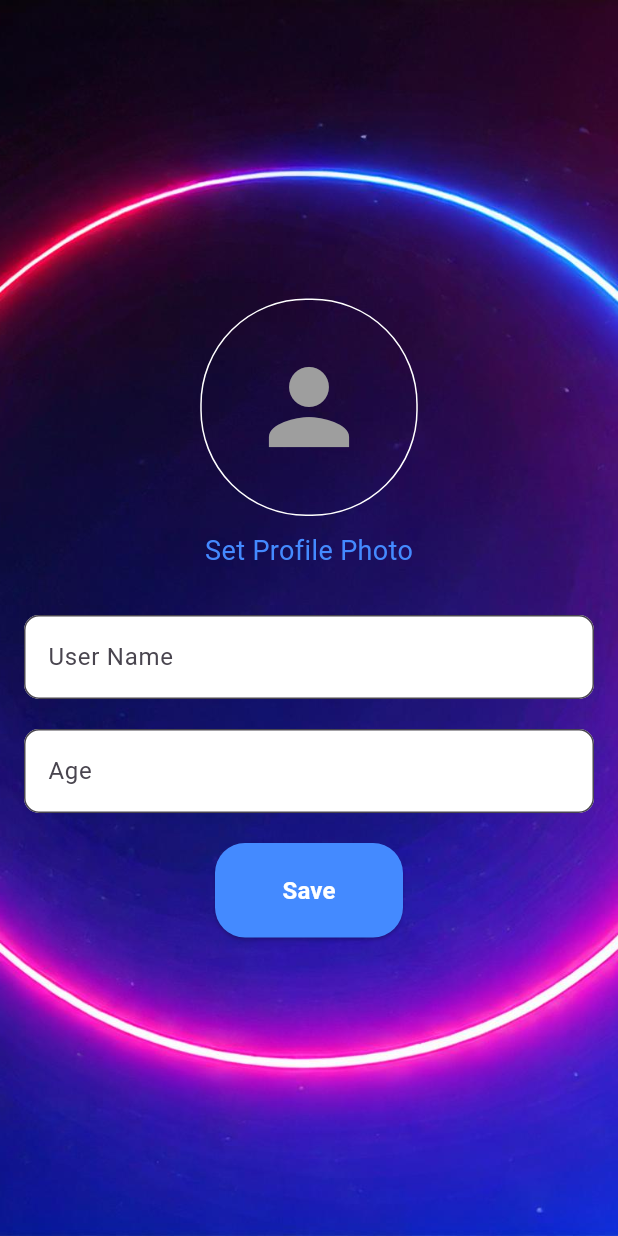
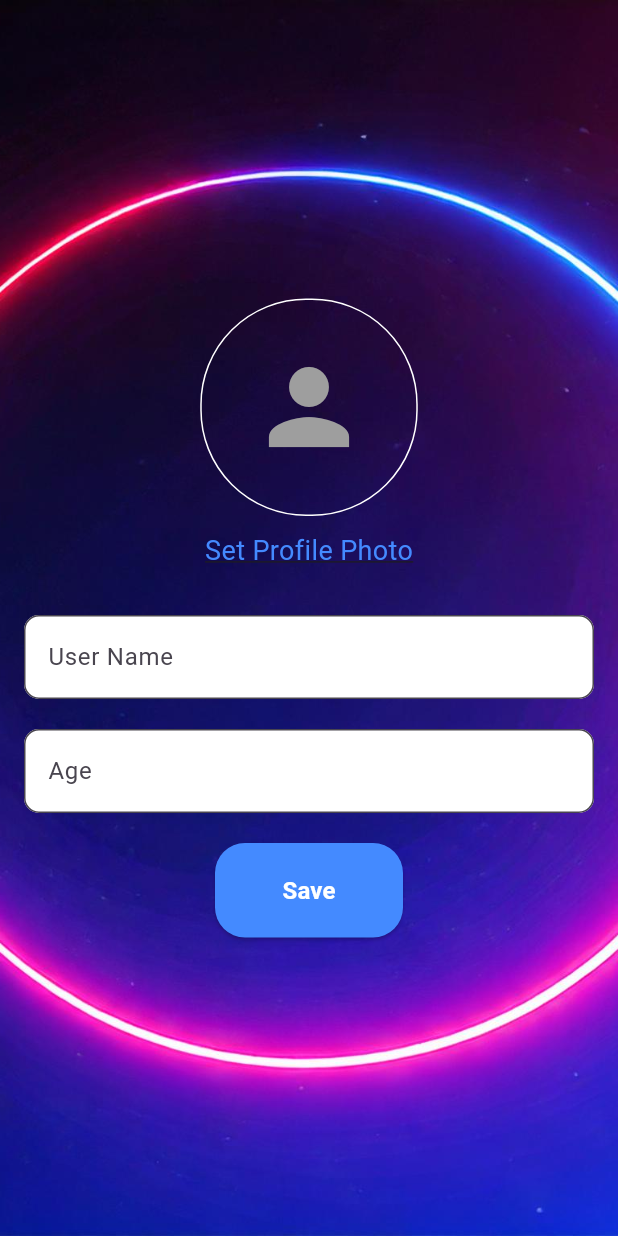
Before and after one commit to NsAshrafi/task-terk, a Flutter app: the ProfilePage screen opened directly, on a phone screen of 412 x 824 dp. Run offline on Flutter 3.47's test engine with Material 3 defaults, Android fonts, the light colour scheme and no system bars; our stand-ins replace shared_preferences, simple_animations; missing offline and left inert: widget_circular_animator; accounts and stored records are empty.

Commit message:
made set profile photo page and add navigater.push to give lnk to set profile page text on profile_page

```diff
--- a/lib/pages/profile_page.dart
+++ b/lib/pages/profile_page.dart
@@ -1,4 +1,5 @@
 import 'package:flutter/material.dart';
+import 'package:task_terk/pages/set_profilephoto.dart';
 
 class ProfilePage extends StatelessWidget {
   const ProfilePage({super.key});
@@ -34,10 +35,18 @@ class ProfilePage extends StatelessWidget {
               ),
               const SizedBox(height: 10),
 
-            const Text(
-              'Set Profile Photo',
-              style: TextStyle(fontSize: 18, color: Colors.blueAccent),
-            ),
+            GestureDetector(
+                onTap: () {
+                  Navigator.push(
+                    context,
+                    MaterialPageRoute(builder: (context) => const SetProfilePhotoPage()),
+                  );
+                },
+                child: const Text(
+                  'Set Profile Photo',
+                  style: TextStyle(fontSize: 18, color: Colors.blueAccent, decoration: TextDecoration.underline),
+                ),
+              ),
               const SizedBox(height: 30),
               TextField(
                 decoration: InputDecoration(
--- a/lib/pages/set_profilephoto.dart
+++ b/lib/pages/set_profilephoto.dart
@@ -1,7 +1,7 @@
 import 'package:flutter/material.dart';
 
-class MyWidget extends StatelessWidget {
-  const MyWidget({super.key});
+class SetProfilePhotoPage extends StatelessWidget {
+  const SetProfilePhotoPage({super.key});
 
   @override
   Widget build(BuildContext context) {
```
